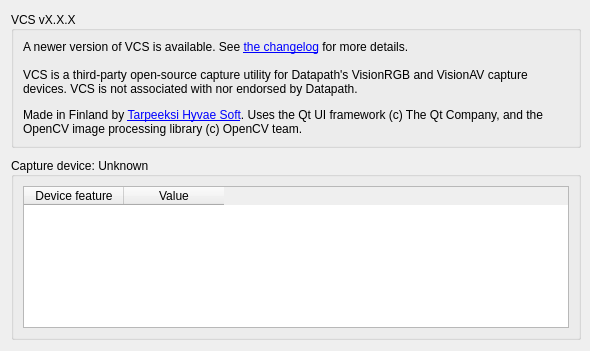
First picture: the form in src/display/qt/dialogs/ui/about_dialog.ui, repository mrehkopf/vcs, before the edit.
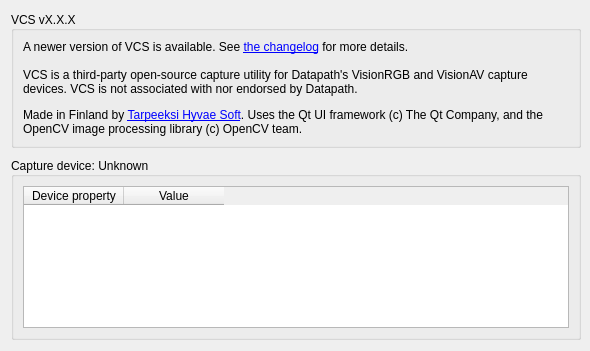
Second picture: the form after the edit.

```diff
--- a/src/display/qt/dialogs/ui/about_dialog.ui
+++ b/src/display/qt/dialogs/ui/about_dialog.ui
@@ -166,7 +166,7 @@
             </attribute>
             <column>
              <property name="text">
-              <string>Device feature</string>
+              <string>Device property</string>
              </property>
             </column>
             <column>
```
